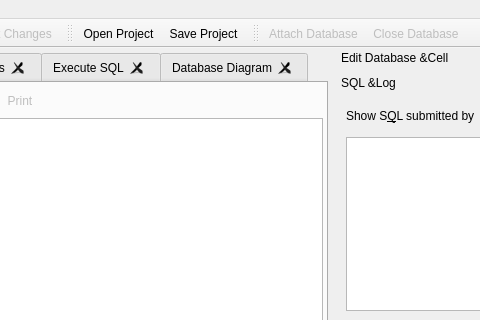
Qt form src/MainWindow.ui (sqlitebrowser/sqlitebrowser) before a commit; both pictures show x 351 to 831 and y 0 to 320 of the 1037 by 630 pixel window.
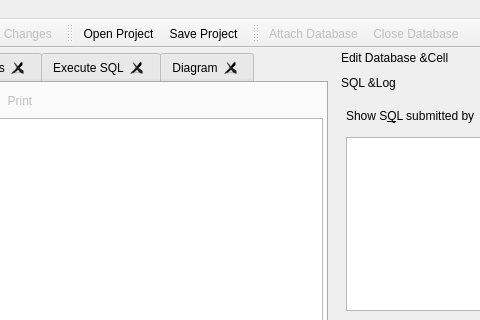
The same form after that commit. Icons and pictures are not drawn. Custom widgets are drawn as their Qt base class.

Commit message: Shorten tab name and add it to the initial tab list in main window

```diff
--- a/src/MainWindow.ui
+++ b/src/MainWindow.ui
@@ -954,7 +954,7 @@
         <string extracomment="This has to be equal to the tab title in all the main tabs">Database Diagram</string>
        </property>
        <attribute name="title">
-        <string>Database Diagram</string>
+        <string>Diagram</string>
        </attribute>
        <layout class="QVBoxLayout" name="verticalLayout_8">
         <item>
```
Left out of the diff: 2 changed lines with no effect on the pictures. The commit also changes 1 other file.
